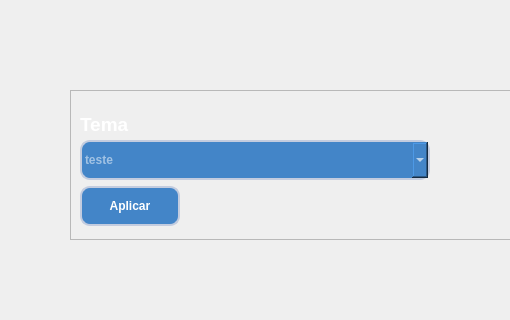
Before: the Qt Designer form gui/pages/pages.ui in RodrigoGalzano/PDF_Conversor, drawn with Qt 5; both pictures show x 142 to 652 and y 105 to 425 of the 924 by 541 pixel window.
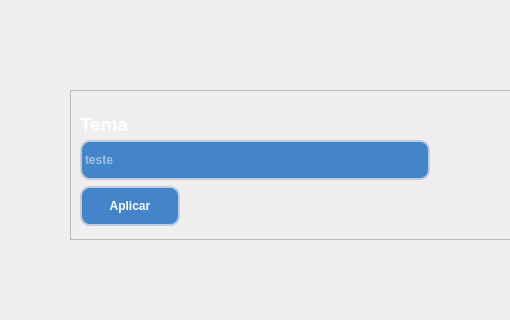
After: the same form once the commit is applied. The open tabs and pages were chosen to show the change. Icons and pictures are not drawn.

```diff
--- a/gui/pages/pages.ui
+++ b/gui/pages/pages.ui
@@ -539,7 +539,48 @@
 	border: 2px solid #c3ccdf;
 	color: rgb(255, 255, 255);
 	border-radius: 10px;
-}</string>
+}
+
+#comboBoxTema::drop-down{
+	border: 0px;
+}
+
+#comboBoxTema::down-arrow{
+   image: url(:/chevron-down.svg);
+   width: 12px;
+   height: 12px;
+   margin-right: 15px;
+}
+
+#comboBoxTema:on{
+   border: 4px solid #c2dbf;
+}
+
+#comboBoxTema QListView{
+   font-size: 12px;
+   border: 1px solid rgba(0,0,0, 10%);
+   padding: 5px;
+   background-color: #fff;
+   outline: 0px;
+}
+
+#comboBoxTema QListView::item{
+   padding-left: 10px;
+   background-color: #fff;
+   color: #000000
+}
+
+#comboBoxTema QListView::item:hover{
+   background-color: #1e90ff;
+}
+
+
+
+
+
+
+
+</string>
            </property>
            <property name="currentText">
             <string/>
```
Left out of the diff: 46 changed lines with no effect on the pictures.
